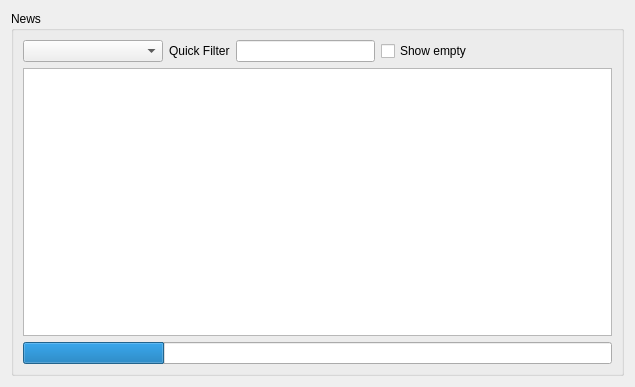
Above: app/gui/newslist.ui from ensisoft/newsflash-plus before the change. Below: the same form after it.
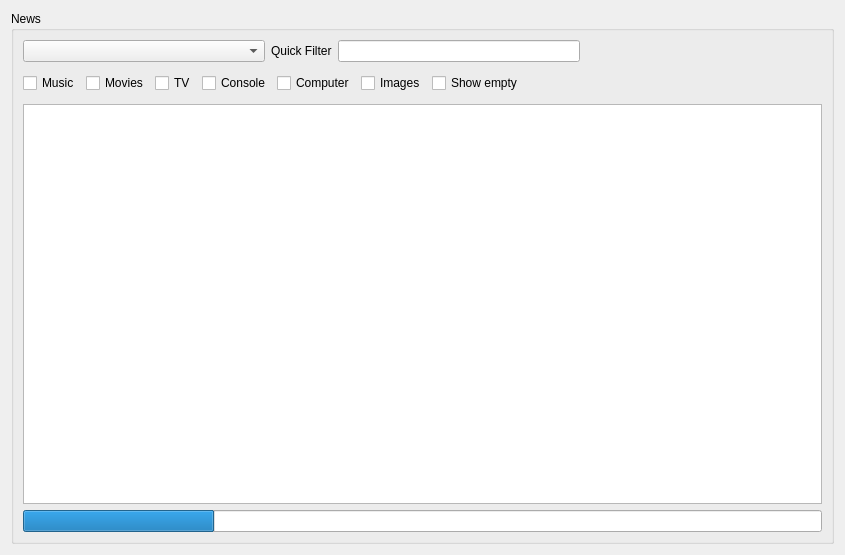
That is the form after the change. Icons and pictures are not drawn.

The edit to the form file:
```diff
--- a/app/gui/newslist.ui
+++ b/app/gui/newslist.ui
@@ -6,8 +6,8 @@
    <rect>
     <x>0</x>
     <y>0</y>
-    <width>635</width>
-    <height>387</height>
+    <width>845</width>
+    <height>555</height>
    </rect>
   </property>
   <property name="windowTitle">
@@ -46,13 +46,6 @@
         <item>
          <widget class="QLineEdit" name="editFilter"/>
         </item>
-        <item>
-         <widget class="QCheckBox" name="chkShowEmpty">
-          <property name="text">
-           <string>Show empty</string>
-          </property>
-         </widget>
-        </item>
         <item>
          <spacer name="horizontalSpacer">
           <property name="orientation">
@@ -68,6 +61,87 @@
         </item>
        </layout>
       </item>
+      <item>
+       <layout class="QHBoxLayout" name="horizontalLayout_4">
+        <item>
+         <widget class="QCheckBox" name="chkMusic_3">
+          <property name="text">
+           <string>Music</string>
+          </property>
+          <property name="checked">
+           <bool>false</bool>
+          </property>
+         </widget>
+        </item>
+        <item>
+         <widget class="QCheckBox" name="chkMovies_3">
+          <property name="text">
+           <string>Movies</string>
+          </property>
+          <property name="checked">
+           <bool>false</bool>
+          </property>
+         </widget>
+        </item>
+        <item>
+         <widget class="QCheckBox" name="chkTV_3">
+          <property name="text">
+           <string>TV</string>
+          </property>
+          <property name="checked">
+           <bool>false</bool>
+          </property>
+         </widget>
+        </item>
+        <item>
+         <widget class="QCheckBox" name="chkConsole_3">
+          <property name="text">
+           <string>Console</string>
+          </property>
+          <property name="checked">
+           <bool>false</bool>
+          </property>
+         </widget>
+        </item>
+        <item>
+         <widget class="QCheckBox" name="chkComputer_3">
+          <property name="text">
+           <string>Computer</string>
+          </property>
+          <property name="checked">
+           <bool>false</bool>
+          </property>
+         </widget>
+        </item>
+        <item>
+         <widget class="QCheckBox" name="checkBox">
+          <property name="text">
+           <string>Images</string>
+          </property>
+         </widget>
+        </item>
+        <item>
+         <widget class="QCheckBox" name="chkShowEmpty">
+          <property name="text">
+           <string>Show empty</string>
+          </property>
+         </widget>
+        </item>
+        <item>
+         <spacer name="horizontalSpacer_4">
+          <property name="orientation">
+           <enum>Qt::Horizontal</enum>
+          </property>
+          <property name="sizeHint" stdset="0">
+           <size>
+            <width>40</width>
+            <height>30</height>
+           </size>
+          </property>
+         </spacer>
+        </item>
+       </layout>
+      </item>
       <item>
        <widget class="QTableView" name="tableGroups">
         <property name="contextMenuPolicy">
```
